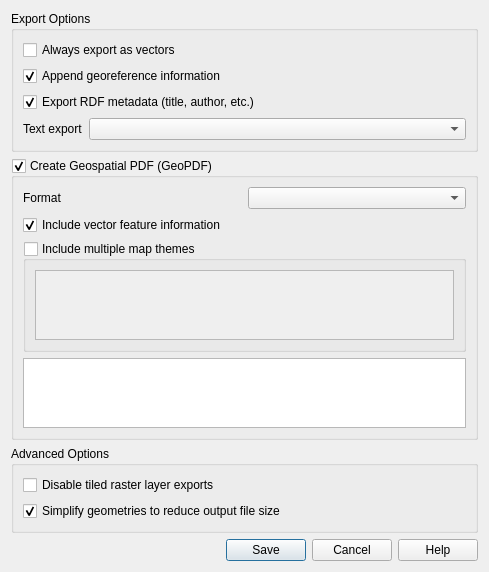
Qt form src/ui/layout/qgspdfexportoptions.ui (qgis/QGIS) before a commit.
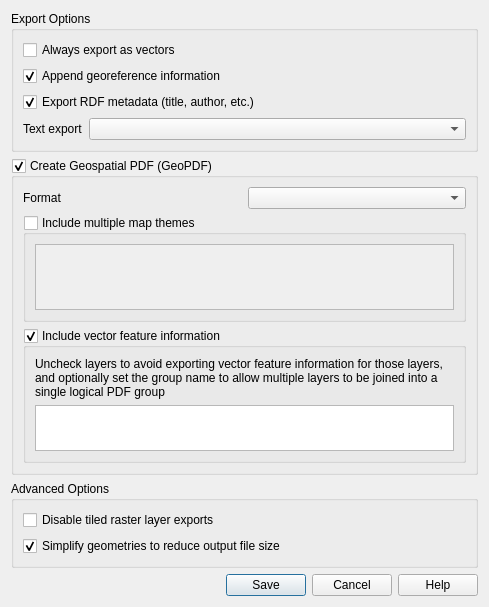
The same form after that commit. Custom widgets are drawn as their Qt base class.

Diff of the .ui file:
```diff
--- a/src/ui/layout/qgspdfexportoptions.ui
+++ b/src/ui/layout/qgspdfexportoptions.ui
@@ -118,27 +118,7 @@
            <number>0</number>
           </property>
           <item row="2" column="0" colspan="2">
-           <widget class="QCheckBox" name="mExportGeoPdfFeaturesCheckBox">
-            <property name="text">
-             <string>Include vector feature information</string>
-            </property>
-            <property name="checked">
-             <bool>true</bool>
-            </property>
-           </widget>
-          </item>
-          <item row="1" column="1">
-           <widget class="QComboBox" name="mGeoPdfFormatComboBox"/>
-          </item>
-          <item row="1" column="0">
-           <widget class="QLabel" name="label">
-            <property name="text">
-             <string>Format</string>
-            </property>
-           </widget>
-          </item>
-          <item row="3" column="0" colspan="2">
-           <widget class="QGroupBox" name="mIncludeMapThemesCheck">
+           <widget class="QgsCollapsibleGroupBoxBasic" name="mIncludeMapThemesCheck">
             <property name="title">
              <string>Include multiple map themes</string>
             </property>
@@ -155,15 +135,47 @@
             </layout>
            </widget>
           </item>
+          <item row="1" column="0">
+           <widget class="QLabel" name="label">
+            <property name="text">
+             <string>Format</string>
+            </property>
+           </widget>
+          </item>
+          <item row="1" column="1">
+           <widget class="QComboBox" name="mGeoPdfFormatComboBox"/>
+          </item>
          </layout>
         </widget>
        </widget>
       </item>
       <item>
-       <widget class="QTreeView" name="mGeoPdfStructureTree">
-        <property name="headerHidden">
+       <widget class="QgsCollapsibleGroupBoxBasic" name="mExportGeoPdfFeaturesCheckBox">
+        <property name="title">
+         <string>Include vector feature information</string>
+        </property>
+        <property name="checkable">
          <bool>true</bool>
         </property>
+        <layout class="QVBoxLayout" name="verticalLayout_5">
+         <item>
+          <widget class="QLabel" name="label_2">
+           <property name="text">
+            <string>Uncheck layers to avoid exporting vector feature information for those layers, and optionally set the group name to allow multiple layers to be joined into a single logical PDF group</string>
+           </property>
+           <property name="wordWrap">
+            <bool>true</bool>
+           </property>
+          </widget>
+         </item>
+         <item>
+          <widget class="QTreeView" name="mGeoPdfStructureTree">
+           <property name="headerHidden">
+            <bool>true</bool>
+           </property>
+          </widget>
+         </item>
+        </layout>
        </widget>
       </item>
      </layout>
```
Left out of the diff: 1 changed line with no effect on the pictures.
